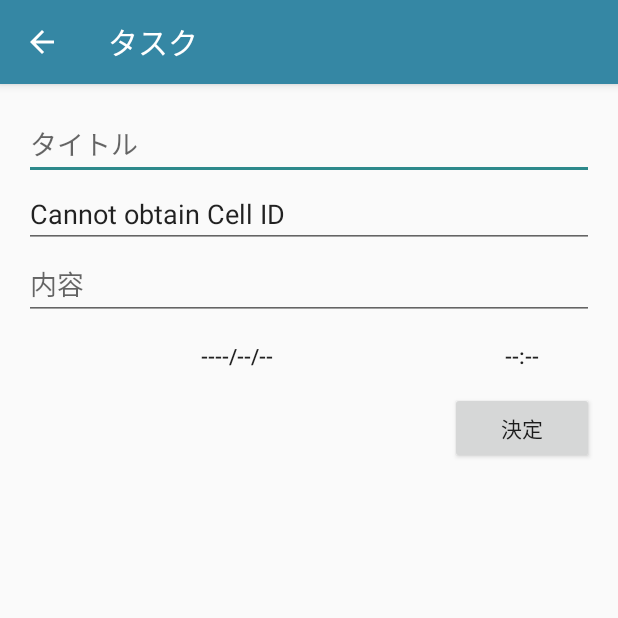
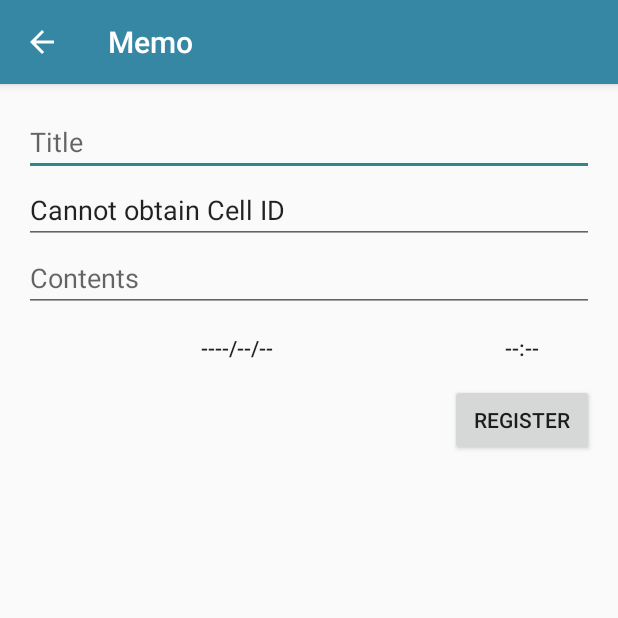
Before and after one commit to ym-dev/JotHere01, an Android app: the InputActivity screen opened directly, with no data from a screen before it, on a phone screen of 412 x 824 dp, the top half of it. Run offline under Robolectric (Android 15) with nearby library versions, the phone set to English and light mode, and no system bars; libraries missing offline, so code that uses them is left out: io.realm; 3 statements that could not run were skipped.

Commit message:
日英対応完了

```diff
--- a/app/src/main/AndroidManifest.xml
+++ b/app/src/main/AndroidManifest.xml
@@ -26,7 +26,7 @@
         </activity>
         <activity
             android:name=".InputActivity"
-            android:label="タスク"
+            android:label="@string/app_input_act"
             android:parentActivityName=".MainActivity"
             android:theme="@style/AppTheme.NoActionBar">
             <meta-data
--- a/app/src/main/java/com/gmail/devtech/ym/jothere/InputActivity.java
+++ b/app/src/main/java/com/gmail/devtech/ym/jothere/InputActivity.java
@@ -168,8 +168,8 @@ public class InputActivity extends AppCompatActivity {
 
                 Log.d(TAG, "strCellID= " + strCellId);
             } else {
-                String cidobterr = (String) getText(R.string.cidobterr);
-                mCategoryEdit.setText(cidobterr);       //Cell Idをcategory行に記載
+                String cidobterr = (String) getText(R.string.cid_obt_err);
+                mCategoryEdit.setText(cidobterr);       //Cell Idが取れない旨をcategory行に記載
             }
         }else{
             Log.d(TAG, "Notificationからきたので再度CellId取得はしません");
--- a/app/src/main/java/com/gmail/devtech/ym/jothere/MainActivity.java
+++ b/app/src/main/java/com/gmail/devtech/ym/jothere/MainActivity.java
@@ -145,9 +145,11 @@ public class MainActivity extends AppCompatActivity {
 
                 // ダイアログを表示する
                 AlertDialog.Builder builder = new AlertDialog.Builder(MainActivity.this);
+                String strDelNotiTitle = (String) getText(R.string.del_noti_title);
+                String strDelNotiMsg = (String) getText(R.string.del_noti_body);
 
-                builder.setTitle("削除");
-                builder.setMessage(task.getTitle() + "を削除しますか");
+                builder.setTitle(strDelNotiTitle);
+                builder.setMessage("["+task.getTitle()+"] "+ strDelNotiMsg);
                 builder.setPositiveButton("OK", new DialogInterface.OnClickListener() {
                     @Override
                     public void onClick(DialogInterface dialog, int which) {
--- a/app/src/main/res/layout/content_input.xml
+++ b/app/src/main/res/layout/content_input.xml
@@ -17,7 +17,7 @@
         android:id="@+id/title_edit_text"
         android:layout_width="match_parent"
         android:layout_height="wrap_content"
-        android:hint="タイトル" />
+        android:hint="@string/hint_title" />
     <EditText
         android:id="@+id/category_edit_text"
         android:layout_width="match_parent"
@@ -29,7 +29,7 @@
         android:layout_width="match_parent"
         android:layout_height="wrap_content"
         android:layout_below="@id/category_edit_text"
-        android:hint="内容" />
+        android:hint="@string/hint_contents" />
     <Button
         android:id="@+id/date_button"
         android:layout_width="0dp"
@@ -53,6 +53,6 @@
         android:layout_height="wrap_content"
         android:layout_below="@id/times_button"
         android:layout_alignParentRight="true"
-        android:text="決定" />
+        android:text="@string/but_done" />
 
 </RelativeLayout>
--- a/app/src/main/res/values/strings.xml
+++ b/app/src/main/res/values/strings.xml
@@ -1,6 +1,15 @@
 <resources>
     <string name="app_name">Jot Here!</string>
+    <string name="app_input_act">Memo</string>
+
     <string name="action_settings">Settings</string>
-    <string name="cidobterr">Cannot obtain Cell ID</string>
+    <string name="cid_obt_err">Cannot obtain Cell ID</string>
+    <string name="noti_title">Return around registered point</string>
+    <string name="del_noti_title">Delete</string>
+    <string name="del_noti_body">is deleted. Are you sure?</string>
+
+    <string name="hint_title">Title</string>
+    <string name="hint_contents">Contents</string>
+    <string name="but_done">Register</string>
 
 </resources>
```
Also changed, not shown: 1 other file.
